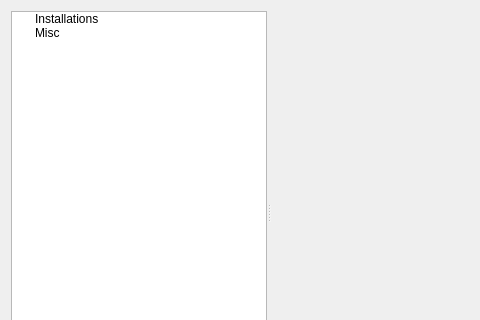
First picture: the form in ui/misc/settings/settings.ui, repository NickHugi/PyKotor, before the edit; both pictures show x 0 to 480 and y 0 to 320 of the 757 by 451 pixel window.
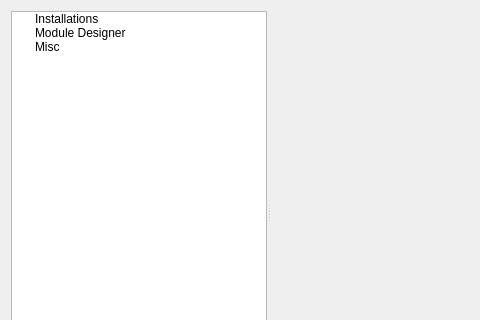
Second picture: the form after the edit. The open tabs and pages were chosen to show the change. Custom widgets are drawn as their Qt base class.

Commit message:
Add module designer settings
Currently only the FOV is adjustable.

Patch:
```diff
--- a/ui/misc/settings/settings.ui
+++ b/ui/misc/settings/settings.ui
@@ -39,6 +39,11 @@
         <string>Installations</string>
        </property>
       </item>
+      <item>
+       <property name="text">
+        <string>Module Designer</string>
+       </property>
+      </item>
       <item>
        <property name="text">
         <string>Misc</string>
@@ -98,6 +103,12 @@
    <header location="global">misc.settings.pages</header>
    <container>1</container>
   </customwidget>
+  <customwidget>
+   <class>ModuleDesignerWidget</class>
+   <extends>QWidget</extends>
+   <header location="global">misc.settings.pages</header>
+   <container>1</container>
+  </customwidget>
  </customwidgets>
  <resources/>
  <connections>
```
Left out of the diff: 23 changed lines with no effect on the pictures. The commit also changes 7 other files.
